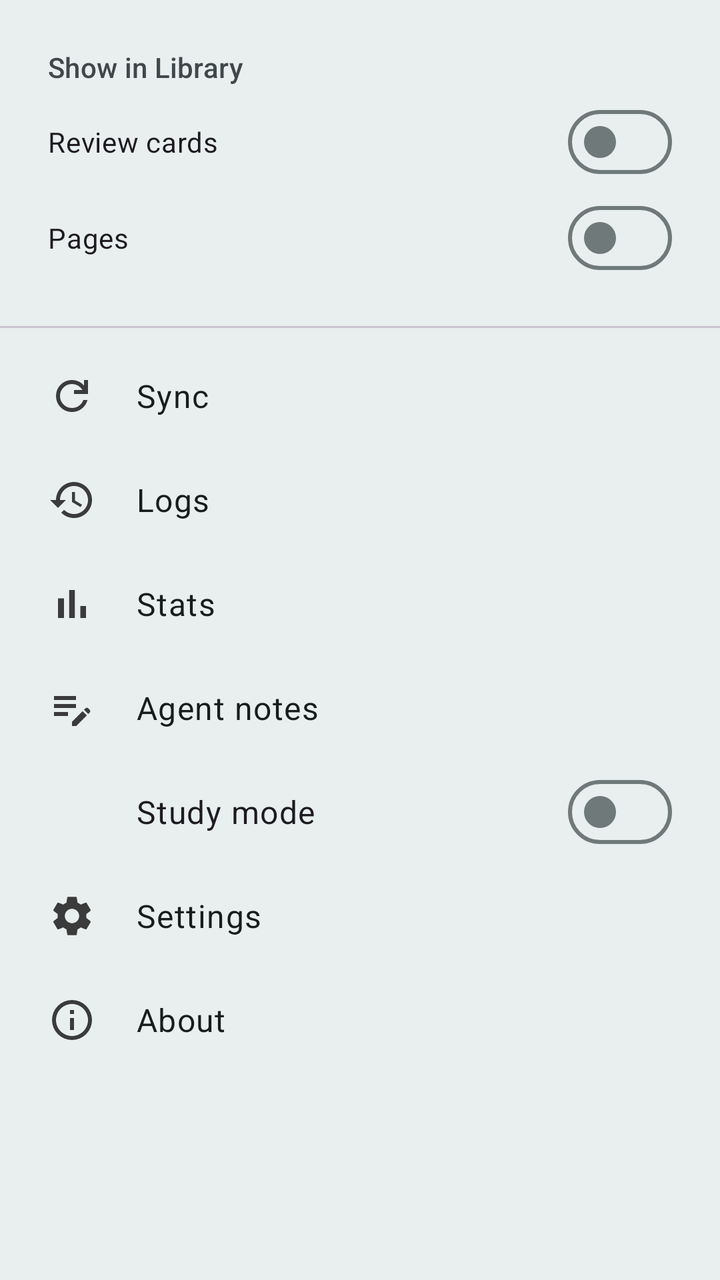
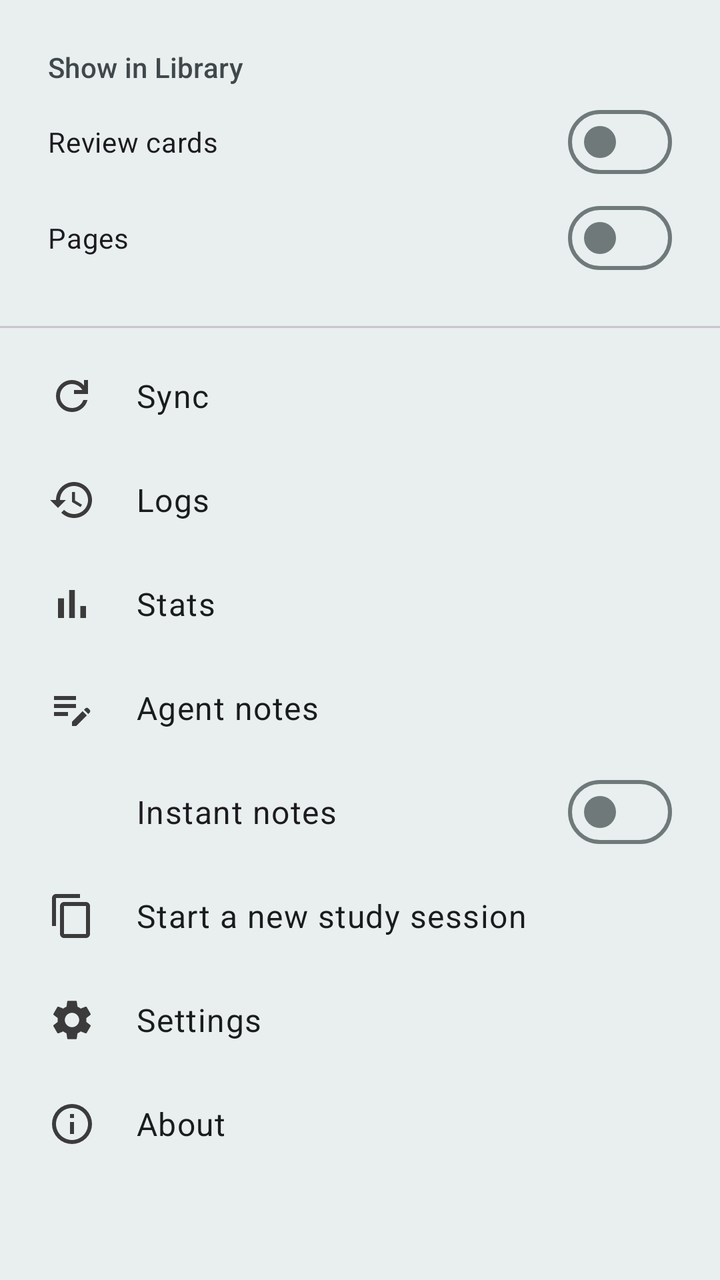

Two renders of the same Android screen: before a commit and after it. Below are the layout's source before the change and the commit's diff.
<!-- AndroidManifest.xml: application theme MJ_PDF_THEME -->
<!-- res/layout/dialog_home_menu.xml -->
<?xml version="1.0" encoding="utf-8"?>
<ScrollView xmlns:android="http://schemas.android.com/apk/res/android"
    xmlns:app="http://schemas.android.com/apk/res-auto"
    android:layout_width="match_parent"
    android:layout_height="wrap_content">

    <LinearLayout
        android:layout_width="match_parent"
        android:layout_height="wrap_content"
        android:orientation="vertical"
        android:paddingTop="8dp"
        android:paddingBottom="8dp">

        <LinearLayout
            android:id="@+id/librarySection"
            android:layout_width="match_parent"
            android:layout_height="wrap_content"
            android:orientation="vertical"
            android:paddingHorizontal="24dp"
            android:paddingTop="16dp">

            <TextView
                android:layout_width="wrap_content"
                android:layout_height="wrap_content"
                android:text="@string/home_library_show"
                android:textAppearance="?attr/textAppearanceLabelLarge"
                android:textColor="?attr/colorOnSurfaceVariant" />

            <com.google.android.material.materialswitch.MaterialSwitch
                android:id="@+id/showReviewCountsSwitch"
                android:layout_width="match_parent"
                android:layout_height="wrap_content"
                android:layout_marginTop="4dp"
                android:text="@string/home_library_show_review_cards" />

            <com.google.android.material.materialswitch.MaterialSwitch
                android:id="@+id/showPageCountsSwitch"
                android:layout_width="match_parent"
                android:layout_height="wrap_content"
                android:text="@string/home_library_show_pages" />
        </LinearLayout>

        <com.google.android.material.divider.MaterialDivider
            android:id="@+id/menuDivider"
            android:layout_width="match_parent"
            android:layout_height="wrap_content"
            android:layout_marginTop="20dp"
            android:layout_marginBottom="8dp" />

        <LinearLayout
            android:id="@+id/syncNowRow"
            android:layout_width="match_parent"
            android:layout_height="wrap_content"
            android:background="?attr/selectableItemBackground"
            android:clickable="true"
            android:focusable="true"
            android:gravity="center_vertical"
            android:minHeight="52dp"
            android:orientation="horizontal"
            android:paddingHorizontal="24dp">

            <ImageView
                android:layout_width="24dp"
                android:layout_height="24dp"
                android:importantForAccessibility="no"
                android:src="@drawable/ic_refresh"
                app:tint="?attr/colorPrimary" />

            <TextView
                android:layout_width="wrap_content"
                android:layout_height="wrap_content"
                android:layout_marginStart="20dp"
                android:text="@string/home_sync_now"
                android:textAppearance="?attr/textAppearanceBodyLarge"
                android:textColor="?attr/colorOnSurface" />
        </LinearLayout>

        <LinearLayout
            android:id="@+id/operationsRow"
            android:layout_width="match_parent"
            android:layout_height="wrap_content"
            android:background="?attr/selectableItemBackground"
            android:clickable="true"
            android:focusable="true"
            android:gravity="center_vertical"
            android:minHeight="52dp"
            android:orientation="horizontal"
            android:paddingHorizontal="24dp">

            <ImageView
                android:layout_width="24dp"
                android:layout_height="24dp"
                android:importantForAccessibility="no"
                android:src="@drawable/ic_history"
                app:tint="?attr/colorPrimary" />

            <TextView
                android:layout_width="wrap_content"
                android:layout_height="wrap_content"
                android:layout_marginStart="20dp"
                android:text="@string/home_operations"
                android:textAppearance="?attr/textAppearanceBodyLarge"
                android:textColor="?attr/colorOnSurface" />
        </LinearLayout>


        <LinearLayout
            android:id="@+id/statsRow"
            android:layout_width="match_parent"
            android:layout_height="wrap_content"
            android:background="?attr/selectableItemBackground"
            android:clickable="true"
            android:focusable="true"
            android:gravity="center_vertical"
            android:minHeight="52dp"
            android:orientation="horizontal"
            android:paddingHorizontal="24dp">

            <ImageView
                android:layout_width="24dp"
                android:layout_height="24dp"
                android:importantForAccessibility="no"
                android:src="@drawable/ic_stats"
                app:tint="?attr/colorPrimary" />

            <TextView
                android:layout_width="wrap_content"
                android:layout_height="wrap_content"
                android:layout_marginStart="20dp"
                android:text="@string/home_menu_stats"
                android:textAppearance="?attr/textAppearanceBodyLarge"
                android:textColor="?attr/colorOnSurface" />
        </LinearLayout>



        <LinearLayout
            android:id="@+id/agentNotesRow"
            android:layout_width="match_parent"
            android:layout_height="wrap_content"
            android:background="?attr/selectableItemBackground"
            android:clickable="true"
            android:focusable="true"
            android:gravity="center_vertical"
            android:minHeight="52dp"
            android:orientation="horizontal"
            android:paddingHorizontal="24dp">

            <ImageView
                android:layout_width="24dp"
                android:layout_height="24dp"
                android:importantForAccessibility="no"
                android:src="@drawable/ic_agent_note_outline"
                app:tint="?attr/colorPrimary" />

            <TextView
                android:layout_width="wrap_content"
                android:layout_height="wrap_content"
                android:layout_marginStart="20dp"
                android:text="@string/agent_notes"
                android:textAppearance="?attr/textAppearanceBodyLarge"
                android:textColor="?attr/colorOnSurface" />
        </LinearLayout>

        <com.google.android.material.materialswitch.MaterialSwitch
            android:id="@+id/studyModeSwitch"
            android:layout_width="match_parent"
            android:layout_height="wrap_content"
            android:minHeight="52dp"
            android:paddingStart="68dp"
            android:paddingEnd="24dp"
            android:text="@string/agent_notes_study_mode"
            android:textAppearance="?attr/textAppearanceBodyLarge" />

        <LinearLayout
            android:id="@+id/settingsRow"
            android:layout_width="match_parent"
            android:layout_height="wrap_content"
            android:background="?attr/selectableItemBackground"
            android:clickable="true"
            android:focusable="true"
            android:gravity="center_vertical"
            android:minHeight="52dp"
            android:orientation="horizontal"
            android:paddingHorizontal="24dp">

            <ImageView
                android:layout_width="24dp"
                android:layout_height="24dp"
                android:importantForAccessibility="no"
                android:src="@drawable/ic_settings"
                app:tint="?attr/colorPrimary" />

            <TextView
                android:layout_width="wrap_content"
                android:layout_height="wrap_content"
                android:layout_marginStart="20dp"
                android:text="@string/settings"
                android:textAppearance="?attr/textAppearanceBodyLarge"
                android:textColor="?attr/colorOnSurface" />
        </LinearLayout>

        <LinearLayout
            android:id="@+id/aboutRow"
            android:layout_width="match_parent"
            android:layout_height="wrap_content"
            android:background="?attr/selectableItemBackground"
            android:clickable="true"
            android:focusable="true"
            android:gravity="center_vertical"
            android:minHeight="52dp"
            android:orientation="horizontal"
            android:paddingHorizontal="24dp">

            <ImageView
                android:layout_width="24dp"
                android:layout_height="24dp"
                android:importantForAccessibility="no"
                android:src="@drawable/info_icon"
                app:tint="?attr/colorPrimary" />

            <TextView
                android:layout_width="wrap_content"
                android:layout_height="wrap_content"
                android:layout_marginStart="20dp"
                android:text="@string/action_about"
                android:textAppearance="?attr/textAppearanceBodyLarge"
                android:textColor="?attr/colorOnSurface" />
        </LinearLayout>
    </LinearLayout>
</ScrollView>
<!-- resources referenced by this layout -->
<resources>
  <string name="action_about">About</string>
  <string name="agent_notes" translatable="false">Agent notes</string>
  <string name="agent_notes_study_mode" translatable="false">Study mode</string>
  <string name="home_library_show" translatable="false">Show in Library</string>
  <string name="home_library_show_pages" translatable="false">Pages</string>
  <string name="home_library_show_review_cards" translatable="false">Review cards</string>
  <string name="home_menu_stats">Stats</string>
  <string name="home_operations">Logs</string>
  <string name="home_sync_now">Sync</string>
  <string name="settings">Settings</string>
  <style name="MJ_PDF_THEME" parent="@style/BaseTheme">
          <item name="android:windowLightStatusBar" tools:ignore="NewApi">true</item>
      </style>
  <color name="md_theme_primary">#3B3B3B</color>
  <color name="md_theme_onPrimary">#FFFFFF</color>
  <color name="md_theme_primaryContainer">#C9DFDC</color>
  <color name="md_theme_onPrimaryContainer">#001F24</color>
  <color name="md_theme_secondary">#4A6267</color>
  <color name="md_theme_onSecondary">#FFFFFF</color>
  <color name="md_theme_secondaryContainer">#CDE7EC</color>
  <color name="md_theme_onSecondaryContainer">#051F23</color>
  <color name="md_theme_tertiary">#525E7D</color>
  <color name="md_theme_onTertiary">#FFFFFF</color>
  <color name="md_theme_tertiaryContainer">#DAE2FF</color>
  <color name="md_theme_onTertiaryContainer">#0E1B37</color>
  <color name="md_theme_error">#BA1A1A</color>
  <color name="md_theme_errorContainer">#FFDAD6</color>
  <color name="md_theme_onError">#FFFFFF</color>
  <color name="md_theme_onErrorContainer">#410002</color>
  <color name="md_theme_surfaceContainerHigh">#E9EEEE</color>
  <color name="md_theme_onBackground">#191C1D</color>
  <color name="md_theme_onSurface">#191C1D</color>
  <color name="md_theme_surfaceVariant">#DBE4E6</color>
  <color name="md_theme_onSurfaceVariant">#3F484A</color>
  <color name="md_theme_outline">#6F797A</color>
  <color name="md_theme_inverseOnSurface">#EFF1F1</color>
  <color name="md_theme_inverseSurface">#2E3132</color>
  <color name="md_theme_inversePrimary">#DDDDDD</color>
  <style name="CustomOverflowMenuStyle" parent="Widget.AppCompat.PopupMenu.Overflow">
          <item name="android:popupBackground">@drawable/chrome_popup_background</item>
      </style>
  <style name="CustomPopupMenuStyle" parent="Widget.AppCompat.PopupMenu">
          <item name="android:popupBackground">@drawable/chrome_popup_background</item>
      </style>
  <!-- drawable chrome_popup_background (drawable) -->
  <?xml version="1.0" encoding="utf-8"?>
  <shape xmlns:android="http://schemas.android.com/apk/res/android">
      <corners android:radius="4dp" />
      <solid android:color="?attr/colorSurfaceContainerHigh" />
  </shape>
  <style name="ChromeSnackbarTextView" parent="Widget.Material3.Snackbar.TextView">
          <item name="android:textColor">?attr/colorOnSurface</item>
          <item name="android:alpha">1</item>
      </style>
  <style name="ChromeSnackbarShape" parent="">
          <item name="cornerFamily">rounded</item>
          <item name="cornerSize">16dp</item>
      </style>
  <!-- unchanged entries left out for length: 14 -->
</resources>

<!-- the commit's change to res/layout/dialog_home_menu.xml (unified diff, before → after) -->
@@ -162,6 +162,20 @@
                 android:textColor="?attr/colorOnSurface" />
         </LinearLayout>
 
+        
+        <TextView
+            android:id="@+id/pushActiveLine"
+            android:layout_width="match_parent"
+            android:layout_height="wrap_content"
+            android:gravity="center_vertical"
+            android:minHeight="52dp"
+            android:paddingStart="68dp"
+            android:paddingEnd="24dp"
+            android:text="@string/agent_notes_push_arrives"
+            android:textAppearance="?attr/textAppearanceBodyLarge"
+            android:textColor="?attr/colorOnSurface"
+            android:visibility="gone" />
+
         <com.google.android.material.materialswitch.MaterialSwitch
             android:id="@+id/studyModeSwitch"
             android:layout_width="match_parent"
@@ -173,6 +187,34 @@
             android:textAppearance="?attr/textAppearanceBodyLarge" />
 
         <LinearLayout
+            android:id="@+id/startStudySessionRow"
+            android:layout_width="match_parent"
+            android:layout_height="wrap_content"
+            android:background="?attr/selectableItemBackground"
+            android:clickable="true"
+            android:focusable="true"
+            android:gravity="center_vertical"
+            android:minHeight="52dp"
+            android:orientation="horizontal"
+            android:paddingHorizontal="24dp">
+
+            <ImageView
+                android:layout_width="24dp"
+                android:layout_height="24dp"
+                android:importantForAccessibility="no"
+                android:src="@drawable/ic_copy"
+                app:tint="?attr/colorPrimary" />
+
+            <TextView
+                android:layout_width="wrap_content"
+                android:layout_height="wrap_content"
+                android:layout_marginStart="20dp"
+                android:text="@string/agent_notes_start_study_session"
+                android:textAppearance="?attr/textAppearanceBodyLarge"
+                android:textColor="?attr/colorOnSurface" />
+        </LinearLayout>
+
+        <LinearLayout
             android:id="@+id/settingsRow"
             android:layout_width="match_parent"
             android:layout_height="wrap_content"
<!-- resource entries referenced after the edit -->
@@ -1,8 +1,20 @@
 <!-- resources referenced by this layout -->
 <resources>
+  <!-- drawable ic_copy (drawable) -->
+  <vector xmlns:android="http://schemas.android.com/apk/res/android"
+      android:width="24dp"
+      android:height="24dp"
+      android:viewportWidth="24"
+      android:viewportHeight="24">
+      <path
+          android:fillColor="?colorOnBackground"
+          android:pathData="M16,1L4,1c-1.1,0 -2,0.9 -2,2v14h2L4,3h12L16,1zM19,5L8,5c-1.1,0 -2,0.9 -2,2v14c0,1.1 0.9,2 2,2h11c1.1,0 2,-0.9 2,-2L21,7c0,-1.1 -0.9,-2 -2,-2zM19,21L8,21L8,7h11v14z" />
+  </vector>
   <string name="action_about">About</string>
   <string name="agent_notes" translatable="false">Agent notes</string>
-  <string name="agent_notes_study_mode" translatable="false">Study mode</string>
+  <string name="agent_notes_push_arrives" translatable="false">Notes arrive instantly</string>
+  <string name="agent_notes_start_study_session" translatable="false">Start a new study session</string>
+  <string name="agent_notes_study_mode" translatable="false">Instant notes</string>
   <string name="home_library_show" translatable="false">Show in Library</string>
   <string name="home_library_show_pages" translatable="false">Pages</string>
   <string name="home_library_show_review_cards" translatable="false">Review cards</string>
